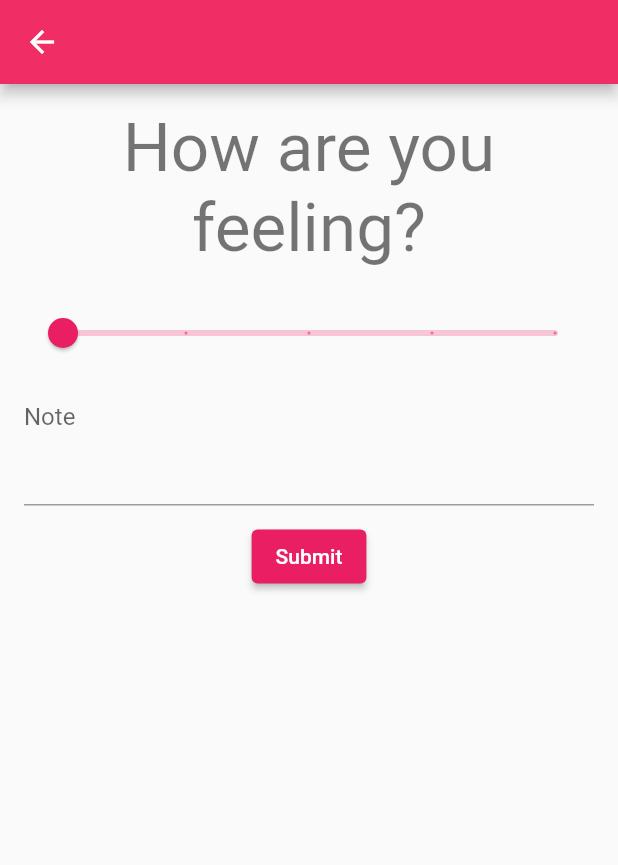
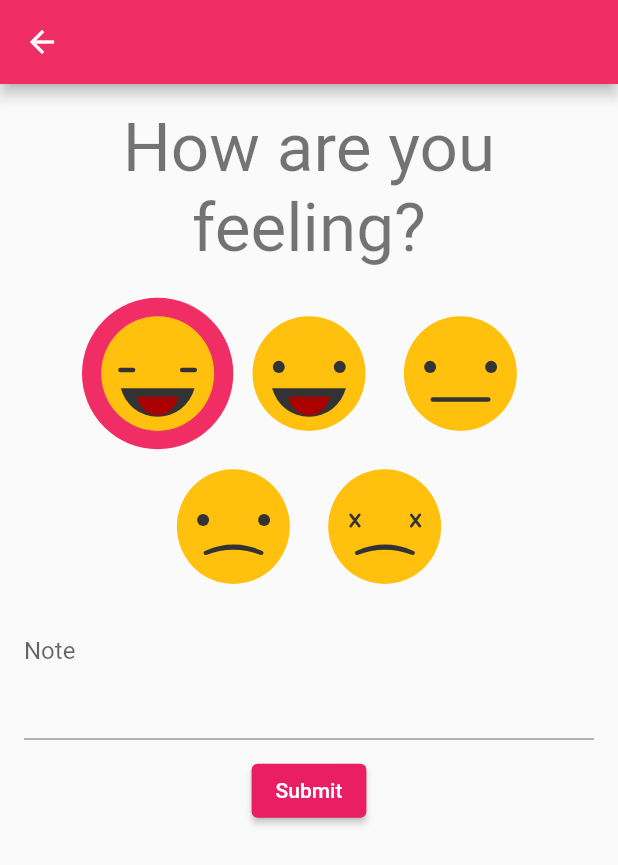
Before and after one commit to lohanidamodar/appmoodo, a Flutter app: the HomePage screen opened by its route, on a phone screen of 412 x 824 dp. Shown: the top 865 px of the screen. Run offline on Flutter 3.47's test engine with Material 2 defaults, Android fonts, the phone set to English and light mode, and no system bars; our stand-ins replace appwrite, flutter_riverpod, flutter_svg; network calls fail.

Commit message:
mood assets

```diff
--- a/lib/res/assets.dart
+++ b/lib/res/assets.dart
@@ -1,3 +1,8 @@
-class Assets {
+class AppAssets {
   static const String logo = 'assets/appwrite.svg';
+  static const String awesome = "assets/rad.svg";
+  static const String good = "assets/good.svg";
+  static const String meh = "assets/meh.svg";
+  static const String bad = "assets/bad.svg";
+  static const String awful = "assets/awful.svg";
 }
--- a/lib/ui/pages/home.dart
+++ b/lib/ui/pages/home.dart
@@ -1,15 +1,17 @@
+import 'package:appmoodo/res/assets.dart';
 import 'package:appmoodo/service/api_service.dart';
 import 'package:appmoodo/state/state.dart';
+import 'package:appmoodo/ui/widgets/mood_icon.dart';
 import 'package:flutter/material.dart';
 import 'package:flutter_riverpod/flutter_riverpod.dart';
 
-final moodProvider = StateProvider<double>((ref) => 1.0);
+final moodProvider = StateProvider<int>((ref) => 5);
 final contentControllerProvider = Provider((ref) => TextEditingController());
 
 class HomePage extends ConsumerWidget {
   @override
   Widget build(BuildContext context, ScopedReader watch) {
-    final moodState = watch(moodProvider);
+    final mood = watch(moodProvider).state;
     watch(moodsFutureProvider);
     final moodEntries = watch(moodsProvider).state;
     return Scaffold(
@@ -23,14 +25,50 @@ class HomePage extends ConsumerWidget {
             textAlign: TextAlign.center,
           ),
           const SizedBox(height: 20.0),
-          Slider(
-            value: moodState.state,
-            onChanged: (val) {
-              moodState.state = val;
-            },
-            min: 1.0,
-            max: 5.0,
-            divisions: 4,
+          Row(
+            mainAxisAlignment: MainAxisAlignment.center,
+            children: [
+              MoodIcon(
+                isSelected:  mood == 5,
+                icon: AppAssets.awesome,
+                onTap: () {
+                  watch(moodProvider).state = 5;
+                },
+              ),
+              MoodIcon(
+                isSelected:  mood == 4,
+                icon: AppAssets.good,
+                onTap: () {
+                  watch(moodProvider).state = 4;
+                },
+              ),
+              MoodIcon(
+                isSelected:  mood == 3,
+                icon: AppAssets.meh,
+                onTap: () {
+                  watch(moodProvider).state = 3;
+                },
+              ),
+            ],
+          ),
+          Row(
+            mainAxisAlignment: MainAxisAlignment.center,
+            children: [
+              MoodIcon(
+                isSelected:  mood == 2,
+                icon: AppAssets.bad,
+                onTap: () {
+                  watch(moodProvider).state = 2;
+                },
+              ),
+              MoodIcon(
+                isSelected:  mood == 1,
+                icon: AppAssets.awful,
+                onTap: () {
+                  watch(moodProvider).state = 1;
+                },
+              ),
+            ],
           ),
           const SizedBox(height: 10.0),
           TextField(
--- a/lib/ui/pages/login.dart
+++ b/lib/ui/pages/login.dart
@@ -42,7 +42,7 @@ class LoginPage extends ConsumerWidget {
                 Padding(
                   padding:
                       const EdgeInsets.symmetric(horizontal: 32.0, vertical: 0),
-                  child: SvgPicture.asset(Assets.logo, color: Colors.white),
+                  child: SvgPicture.asset(AppAssets.logo, color: Colors.white),
                 ),
                 Text(
                   "Moodo",
--- a/lib/ui/pages/signup.dart
+++ b/lib/ui/pages/signup.dart
@@ -44,7 +44,7 @@ class SignupPage extends ConsumerWidget {
                 Padding(
                   padding:
                       const EdgeInsets.symmetric(horizontal: 32.0, vertical: 0),
-                  child: SvgPicture.asset(Assets.logo, color: Colors.white),
+                  child: SvgPicture.asset(AppAssets.logo, color: Colors.white),
                 ),
                 Text(
                   "Moodo",
--- /dev/null
+++ b/lib/ui/widgets/mood_icon.dart
@@ -0,0 +1,49 @@
+import 'package:appmoodo/res/app_colors.dart';
+import 'package:flutter/material.dart';
+import 'package:flutter_svg/flutter_svg.dart';
+
+class MoodIcon extends StatelessWidget {
+  final String icon;
+  final Function() onTap;
+  final bool isExpanded;
+  final bool isSelected;
+  const MoodIcon({
+    Key key,
+    @required this.icon,
+    this.onTap,
+    this.isExpanded = false,
+    this.isSelected = false,
+  }) : super(key: key);
+
+  @override
+  Widget build(BuildContext context) {
+    return isExpanded
+        ? Expanded(
+            child: _buildIcon(),
+          )
+        : _buildIcon();
+  }
+
+  Material _buildIcon() {
+    return Material(
+      shape: CircleBorder(),
+      color: isSelected ? AppColors.primaryColor : Colors.transparent,
+      clipBehavior: Clip.antiAlias,
+      child: InkWell(
+        splashColor: AppColors.primaryColor,
+        onTap: onTap,
+        child: Padding(
+          padding: const EdgeInsets.symmetric(
+            vertical: 12.0,
+            horizontal: 12.0,
+          ),
+          child: SvgPicture.asset(
+            icon,
+            fit: BoxFit.contain,
+            alignment: Alignment.center,
+          ),
+        ),
+      ),
+    );
+  }
+}
```
Also changed, not shown: assets/awful.svg (added), assets/bad.svg (added), assets/good.svg (added), assets/meh.svg (added), assets/rad.svg (added).
